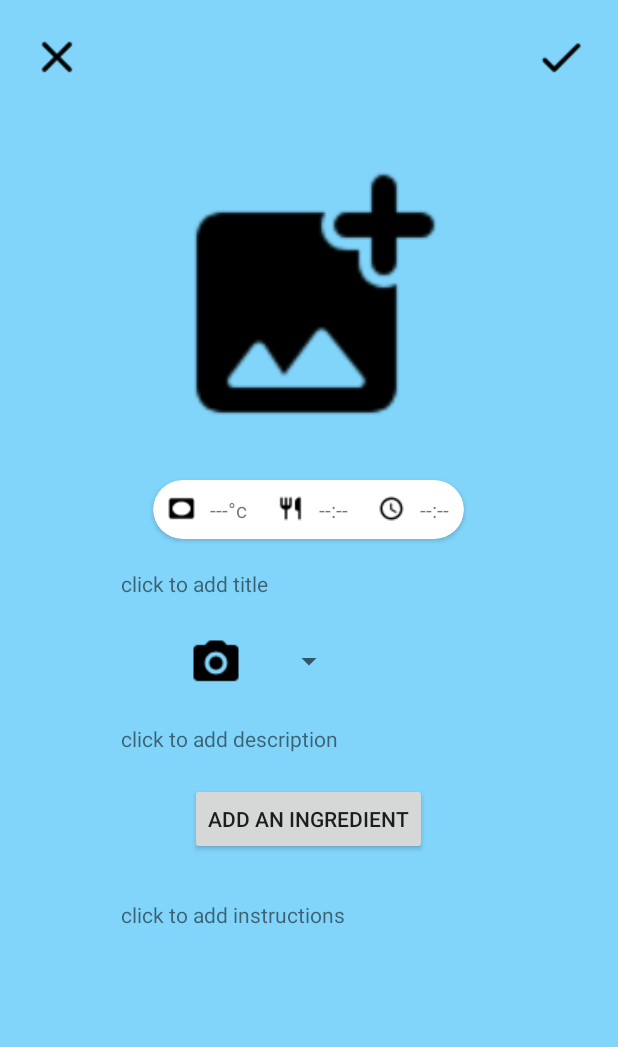
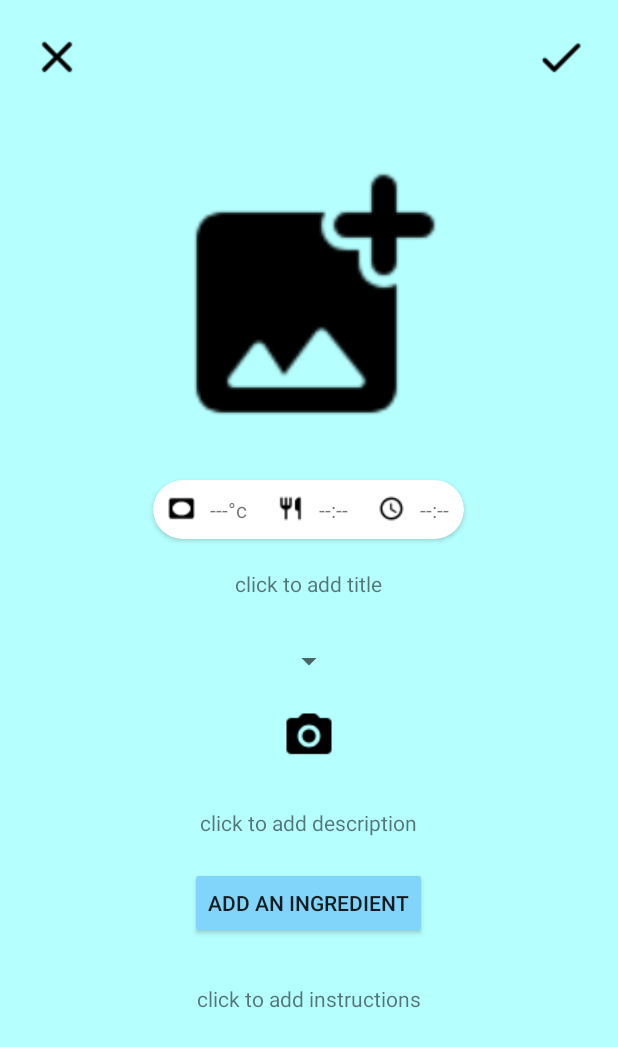
Before and after one commit to OskarSammalisto/RecipeExJobb, an Android app: the layout fragment_add_recipie.xml on its own in the app's theme, with its tools: preview values and no code run, on a phone screen of 412 x 824 dp. Shown: the top 1047 px of the screen. Run offline under Robolectric (Android 15) with nearby library versions, the phone set to English and light mode, and no system bars.

```diff
--- a/app/src/main/java/com/example/recipeexjobb/DisplayRecipeFragment.java
+++ b/app/src/main/java/com/example/recipeexjobb/DisplayRecipeFragment.java
@@ -261,7 +261,7 @@ public class DisplayRecipeFragment extends Fragment {
         // /users/{userId}/sharedRecipes/{title}
 
         recipe.setSharedBy(mAuth.getCurrentUser().getDisplayName());
-        ((MainActivity) getActivity()).sendNotification(friend.get("email").toString());
+        ((MainActivity) getActivity()).sendNotification(friend.get("email").toString(), false);
 
         FirebaseFirestore db = FirebaseFirestore.getInstance();
         CollectionReference reference = db.collection("users")
--- a/app/src/main/java/com/example/recipeexjobb/FriendsListAdapter.java
+++ b/app/src/main/java/com/example/recipeexjobb/FriendsListAdapter.java
@@ -127,7 +127,7 @@ public class FriendsListAdapter extends RecyclerView.Adapter<FriendsListAdapter.
 
                             List<Recipe> shared = ((MainActivity) context).getSharedRecipeList();
 
-                            final ArrayAdapter<String> recipeNames = new ArrayAdapter<>(context, android.R.layout.select_dialog_singlechoice);
+                            final ArrayAdapter<String> recipeNames = new ArrayAdapter<>(context, android.R.layout.select_dialog_item);
                                 for(Recipe recipe : shared){
                                     if(username.equals(recipe.getSharedBy())){
                                         recipeNames.add(recipe.getRecipeTitle());
--- a/app/src/main/res/layout/activity_main.xml
+++ b/app/src/main/res/layout/activity_main.xml
@@ -5,6 +5,7 @@
     xmlns:tools="http://schemas.android.com/tools"
     android:layout_width="match_parent"
     android:layout_height="match_parent"
+    android:background="@drawable/food_background"
     tools:context=".MainActivity">
 
     <androidx.appcompat.widget.Toolbar
@@ -65,6 +66,8 @@
             android:layout_width="match_parent"
             android:layout_height="wrap_content"
             android:layout_gravity="top"
+            android:textSize="22sp"
+            android:textStyle="bold"
             android:paddingTop="8dp"
             android:paddingBottom="4dp">
         </androidx.viewpager.widget.PagerTabStrip>
--- a/app/src/main/res/layout/fragment_add_recipie.xml
+++ b/app/src/main/res/layout/fragment_add_recipie.xml
@@ -4,13 +4,13 @@
     android:layout_width="fill_parent"
     android:layout_height="fill_parent"
     xmlns:app="http://schemas.android.com/apk/res-auto"
-    android:background="@color/colorPrimary">
+    android:background="@color/colorAccent">
 
 <RelativeLayout
     android:orientation="vertical"
     android:layout_width="match_parent"
     android:layout_height="wrap_content"
-    android:background="@color/colorPrimary"
+    android:background="@color/colorAccent"
     >
 
     <ImageButton
@@ -141,16 +141,16 @@
         android:layout_below="@id/cardViewSetHeatTime"
         android:layout_marginTop="20dp"
         android:text="click to add title"
+        android:textAlignment="center"
         android:layout_centerHorizontal="true" />
 
     <ImageButton
         android:id="@+id/cameraForAll"
         android:layout_width="wrap_content"
         android:layout_height="wrap_content"
-        android:layout_toStartOf="@id/categorySpinner"
-        android:layout_below="@id/addRecipeTitle"
-        android:layout_marginTop="25dp"
-        android:layout_marginEnd="20dp"
+        android:layout_below="@id/categorySpinner"
+        android:layout_marginTop="20dp"
+        android:layout_centerHorizontal="true"
         android:src="@drawable/round_photo_camera_black_18dp"
         android:background="@null">
 
@@ -181,10 +181,12 @@
         android:id="@+id/addRecipeDescription"
         android:layout_width="250dp"
         android:layout_height="wrap_content"
-        android:layout_below="@id/categorySpinner"
+        android:layout_below="@id/cameraForAll"
         android:layout_marginTop="30dp"
         android:text="click to add description"
-        android:layout_centerHorizontal="true" />
+        android:textAlignment="center"
+        android:layout_centerHorizontal="true"
+        />
 
     <Button
         android:id="@+id/addIngredientButton"
@@ -193,7 +195,8 @@
         android:layout_centerHorizontal="true"
         android:layout_below="@id/addRecipeDescription"
         android:layout_marginTop="20dp"
-        android:text="add an ingredient">
+        android:text="add an ingredient"
+        android:backgroundTint="@color/colorPrimary">
 
     </Button>
 
@@ -226,6 +229,7 @@
         android:layout_below="@id/addItemRecycleView"
         android:layout_marginTop="30dp"
         android:text="click to add instructions"
+        android:textAlignment="center"
         android:layout_centerHorizontal="true" />
 
 <!--    <ImageButton-->
--- a/app/src/main/res/layout/fragment_friends_list.xml
+++ b/app/src/main/res/layout/fragment_friends_list.xml
@@ -2,7 +2,8 @@
 <LinearLayout xmlns:android="http://schemas.android.com/apk/res/android"
     android:orientation="vertical" android:layout_width="match_parent"
     android:layout_height="match_parent"
-    android:background="@color/other">
+    android:background="#fff"
+    android:clickable="true" >
     <TextView
         android:id="@+id/friendReqTV"
         android:layout_width="wrap_content"
--- a/app/src/main/res/layout/friend_list_item_layout.xml
+++ b/app/src/main/res/layout/friend_list_item_layout.xml
@@ -1,7 +1,8 @@
 <?xml version="1.0" encoding="utf-8"?>
 <LinearLayout xmlns:android="http://schemas.android.com/apk/res/android"
     android:id="@+id/friendListLayout"
-    android:orientation="horizontal" android:layout_width="match_parent"
+    android:orientation="horizontal"
+    android:layout_width="match_parent"
     android:layout_height="match_parent"
     android:background="@drawable/friend_row_background">
 
@@ -11,6 +12,7 @@
         android:layout_height="wrap_content"
         android:layout_marginStart="10dp"
         android:layout_marginTop="5dp"
+        android:layout_marginBottom="15dp"
         android:src="@drawable/round_person_black_18dp">
 
     </ImageView>
--- a/app/src/main/res/values/strings.xml
+++ b/app/src/main/res/values/strings.xml
@@ -46,11 +46,11 @@
 
 
     <string name="app_name">RecipeExJobb</string>
-    <string name="email">email</string>
-    <string name="password">password</string>
+    <string name="email">Email…</string>
+    <string name="password">password…</string>
     <string name="login">Login</string>
     <string name="sign_up">Sign Up</string>
     <string name="search_hint">Search Recipes</string>
     <string name="app_label">Recipe App</string>
-    <string name="username">username</string>
+    <string name="username">Username…</string>
 </resources>
```
Also changed, not shown: app/src/main/AndroidManifest.xml (+7 -2 lines), app/src/main/java/com/example/recipeexjobb/MainActivity.java (+21 -15 lines), app/src/main/java/com/example/recipeexjobb/MyFirebaseMessagingService.java (+29 -1 lines), app/src/main/res/drawable/rounded_edittext.xml (added, +12 -0 lines), app/src/main/res/layout/activity_login.xml (+16 -7 lines), 1 other file.
